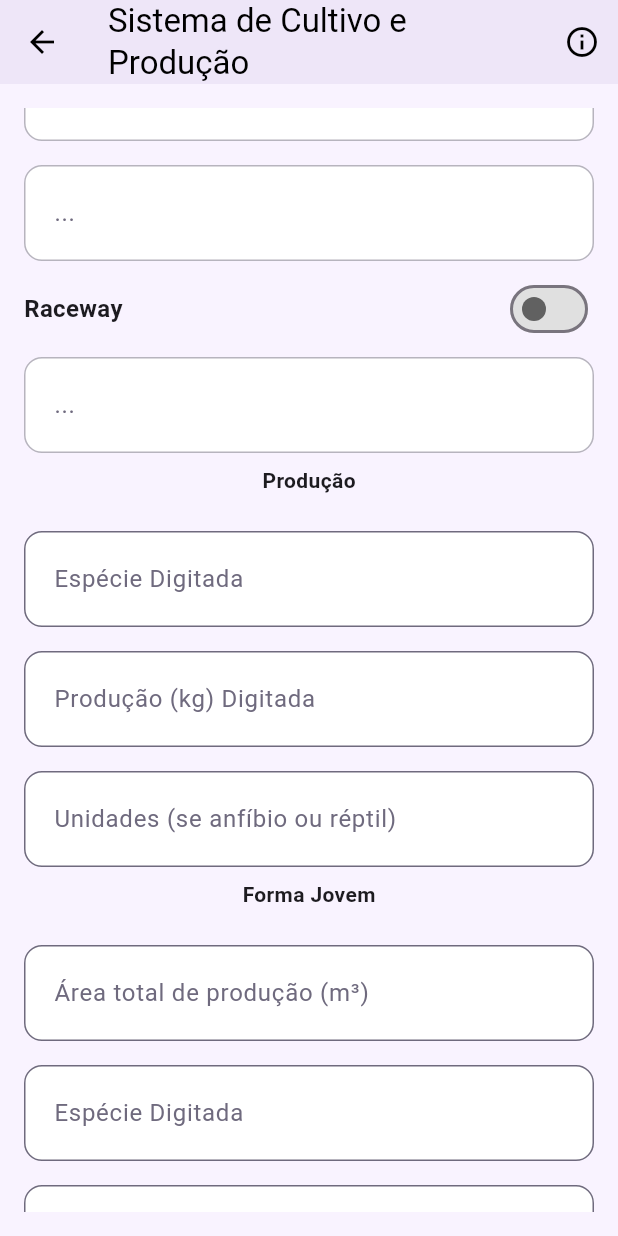
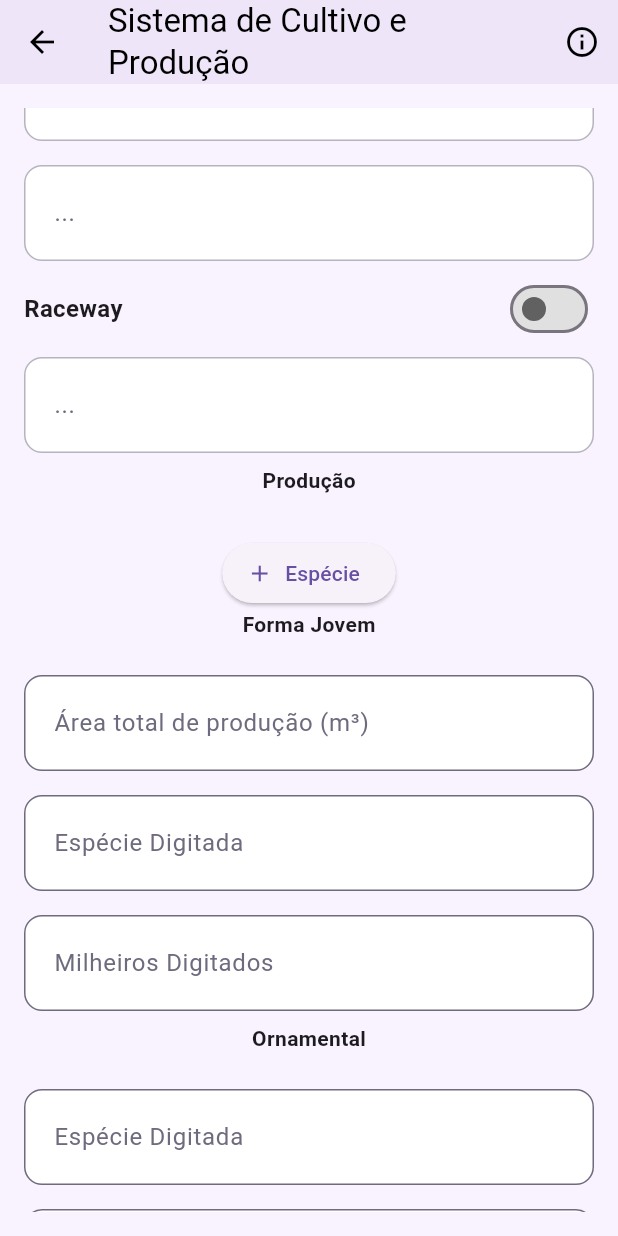
Before and after one commit to AndreSiF/projeto_integrador_mobile, a Flutter app: the CultivoProducaoPage screen opened directly with empty values, scrolled down 576 dp, on a phone screen of 412 x 824 dp. Run offline on Flutter 3.47's test engine with Material 3 defaults, Android fonts, the phone set to English and light mode, and no system bars; our stand-ins replace sqflite; accounts and stored records are empty.

Commit message:
creating new components
Alterando campos e componentes para serem mais fiéis ao objetivo final, adicionaos checkers para habilitar campos do formulário, como "possui técnico" para habilitar caixas de informações do técnico.

TODO: consertar espaços com adição e remoção de campos (está quebrado no momento e não carrega a página.)

```diff
--- /dev/null
+++ b/lib/models/campos/campos_forma_jovem.dart
@@ -0,0 +1,6 @@
+import 'package:flutter/cupertino.dart';
+
+class CamposFormaJovem{
+  final TextEditingController especieController = TextEditingController();
+  final TextEditingController milheirosController = TextEditingController();
+}
--- /dev/null
+++ b/lib/models/campos/campos_producao.dart
@@ -0,0 +1,7 @@
+import 'package:flutter/cupertino.dart';
+
+class CamposProducao{
+  final TextEditingController especieController = TextEditingController();
+  final TextEditingController producaoKgController = TextEditingController();
+  final TextEditingController unidadesController = TextEditingController();
+}
--- a/lib/pages/form/cultivo_producao.dart
+++ b/lib/pages/form/cultivo_producao.dart
@@ -1,4 +1,5 @@
 import 'package:flutter/material.dart';
+import 'package:projeto_integrador_mobile/models/campos/campos_producao.dart';
 import 'package:projeto_integrador_mobile/models/form.dart';
 import 'package:projeto_integrador_mobile/models/pessoa.dart';
 import 'package:projeto_integrador_mobile/pages/components/fields/campo_form_component.dart';
@@ -19,6 +20,7 @@
 
 class _CultivoProducaoPageState extends State<CultivoProducaoPage> {
   final _formKey = GlobalKey<FormState>();
+  List<CamposProducao> producoes = [];
   final TextEditingController _tipoViveiroController = TextEditingController();
   final TextEditingController _areaViveiroController = TextEditingController();
   final TextEditingController _areaTanqueRedeController = TextEditingController();
@@ -39,6 +41,23 @@
   bool _hasSistemaFechado = false;
   bool _hasRaceway = false;
 
+  @override
+  void initState(){
+    super.initState();
+    producoes.add(CamposProducao());
+  }
+
+  void adicionarProducao(){
+    setState(() {
+      producoes.add(CamposProducao());
+    });
+  }
+
+  void removerProducao(int index){
+    setState(() {
+      producoes.removeAt(index);
+    });
+  }
 
   // Cria o objeto necessário para próxima página e envia o usuário com o objeto para tal página
   void _proximo() {
@@ -169,9 +188,66 @@
 
                   const Text('Produção', style: TextStyle(fontWeight: FontWeight.bold),),
                   const SizedBox(height: 16),
-                  CampoForm(label: "Espécie Digitada", value: "", controller: _especieProdController, required: true, enabled: true),
-                  CampoForm(label: "Produção (kg) Digitada", value: "", controller: _pesoProdController, required: true, enabled: true),
-                  CampoForm(label: "Unidades (se anfíbio ou réptil)", value: "", controller: _unidadeProdController, required: true, enabled: true),
+                  // Expanded(
+                  //   child: ListView.builder(
+                  //     itemCount: producoes.length,
+                  //     itemBuilder: (context, index) {
+                  //       final producao = producoes[index];
+                  //       return Card(
+                  //         shape: RoundedRectangleBorder(
+                  //             borderRadius: BorderRadius.circular(16)),
+                  //         elevation: 3,
+                  //         margin: const EdgeInsets.symmetric(vertical: 8),
+                  //         child: Padding(
+                  //           padding: const EdgeInsets.all(12.0),
+                  //           child: Column(
+                  //             children: [
+                  //               TextFormField(
+                  //                 controller: producao.especieController,
+                  //                 decoration: const InputDecoration(
+                  //                     hintText: 'Espécie digitada'),
+                  //               ),
+                  //               TextFormField(
+                  //                 controller: producao.producaoKgController,
+                  //                 decoration: const InputDecoration(
+                  //                     hintText: 'Produção (kg) digitada'),
+                  //                 keyboardType: TextInputType.number,
+                  //               ),
+                  //               TextFormField(
+                  //                 controller: producao.unidadesController,
+                  //                 decoration: const InputDecoration(
+                  //                     hintText: 'Unidades (se anfíbio ou réptil)'),
+                  //                 keyboardType: TextInputType.number,
+                  //               ),
+                  //               const SizedBox(height: 8),
+                  //               Align(
+                  //                 alignment: Alignment.centerRight,
+                  //                 child: IconButton(
+                  //                   icon: const Icon(Icons.delete, color: Colors.red),
+                  //                   onPressed: () => removerProducao(index),
+                  //                 ),
+                  //               )
+                  //             ],
+                  //           ),
+                  //         ),
+                  //       );
+                  //     },
+                  //   ),
+                  // ),
+                  const SizedBox(height: 12),
+                  ElevatedButton.icon(
+                    onPressed: adicionarProducao,
+                    icon: const Icon(Icons.add),
+                    label: const Text('Espécie'),
+                    style: ElevatedButton.styleFrom(
+                      shape: RoundedRectangleBorder(
+                          borderRadius: BorderRadius.circular(30)),
+                    ),
+                  ),
+
+                  // CampoForm(label: "Espécie Digitada", value: "", controller: _especieProdController, required: true, enabled: true),
+                  // CampoForm(label: "Produção (kg) Digitada", value: "", controller: _pesoProdController, required: true, enabled: true),
+                  // CampoForm(label: "Unidades (se anfíbio ou réptil)", value: "", controller: _unidadeProdController, required: true, enabled: true),
 
                   const Text('Forma Jovem', style: TextStyle(fontWeight: FontWeight.bold),),
                   const SizedBox(height: 16),
```
Also changed, not shown: lib/models/campos/campos_aquisicao_jovem.dart (added, +7 -0 lines), lib/models/campos/campos_aquisicao_racao.dart (added, +7 -0 lines), lib/pages/form/ident_empre_page.dart (+5 -6 lines), lib/pages/form/pessoa_fis_page.dart (+8 -8 lines).
